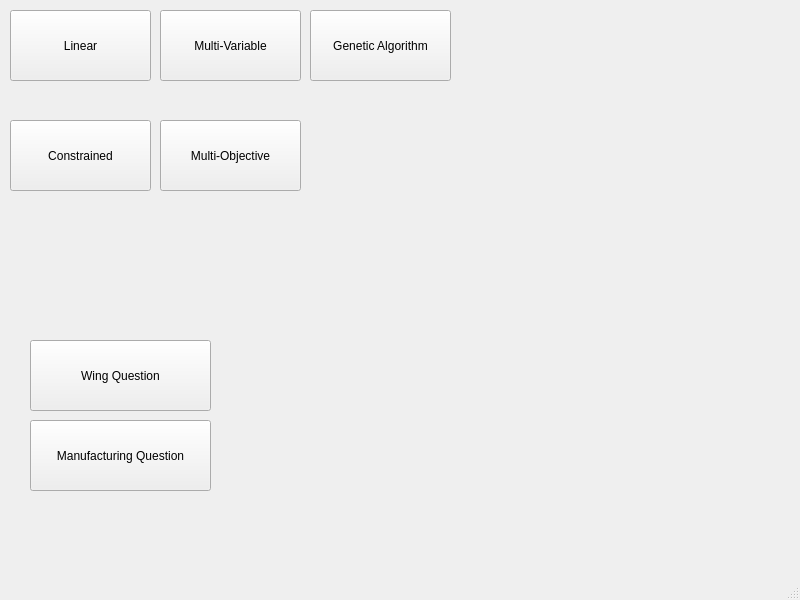
The window that menu.ui (MaxGiuP/General_Function_Minimiser) describes before a commit, drawn with Qt 5.
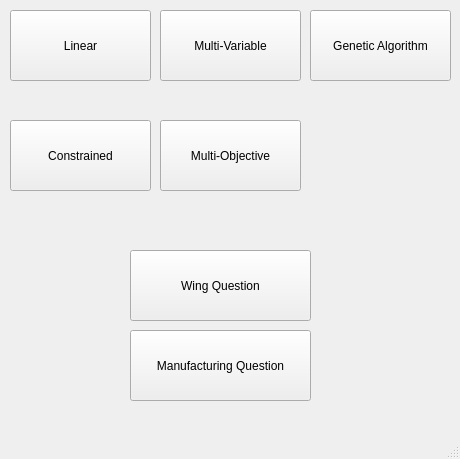
The same window after the commit.

Patch:
```diff
--- a/menu.ui
+++ b/menu.ui
@@ -6,8 +6,8 @@
    <rect>
     <x>0</x>
     <y>0</y>
-    <width>800</width>
-    <height>600</height>
+    <width>460</width>
+    <height>459</height>
    </rect>
   </property>
   <property name="windowTitle">
@@ -82,8 +82,8 @@
    <widget class="QPushButton" name="btnWing">
     <property name="geometry">
      <rect>
-      <x>30</x>
-      <y>340</y>
+      <x>130</x>
+      <y>250</y>
       <width>181</width>
       <height>71</height>
      </rect>
@@ -95,8 +95,8 @@
    <widget class="QPushButton" name="btnManufacturing">
     <property name="geometry">
      <rect>
-      <x>30</x>
-      <y>420</y>
+      <x>130</x>
+      <y>330</y>
       <width>181</width>
       <height>71</height>
      </rect>
```
Left out of the diff: 2 changed lines with no effect on the pictures.
